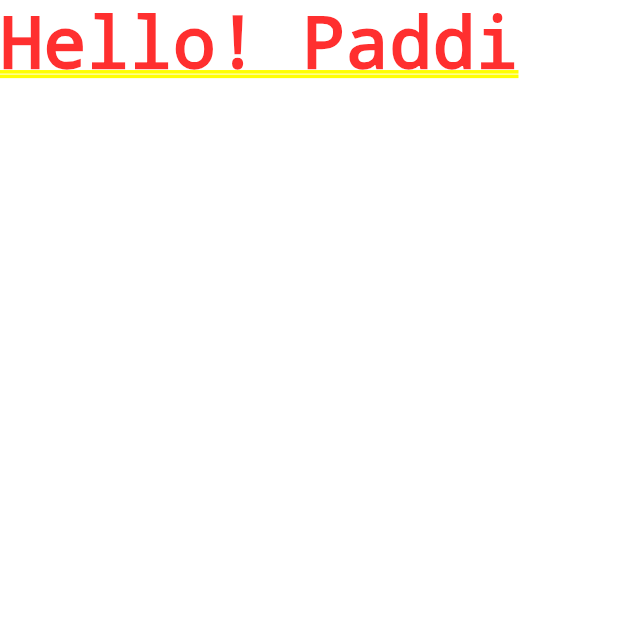
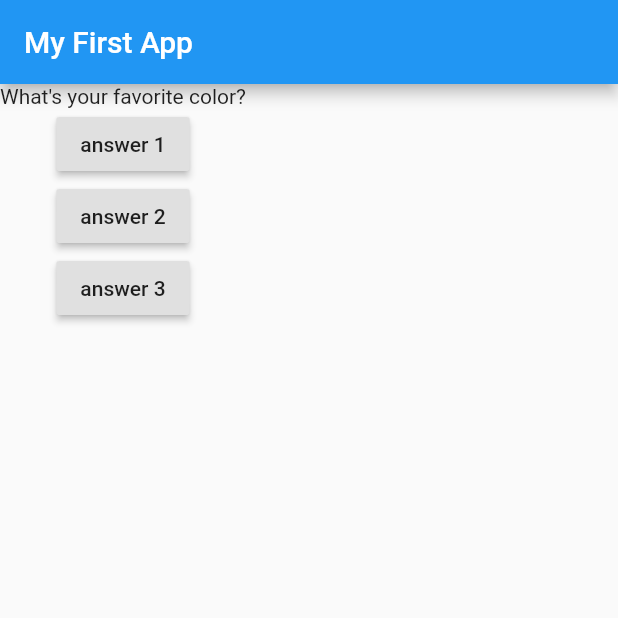
Before and after one commit to deepanshdubey/Flutter, a Flutter app: the screen it shows after launch, on a phone screen of 412 x 824 dp, the top half of it. Run offline on Flutter 3.47's test engine with Material 2 defaults, Android fonts, the phone set to English and light mode, and no system bars; missing offline and left inert: dart:html.

Commit message:
questions added

```diff
--- a/lib/main.dart
+++ b/lib/main.dart
@@ -1,5 +1,7 @@
 // Deepansh Dubey.
 // 26/10/2021.
+
+import 'dart:html';
 
 import 'package:flutter/material.dart';
 
@@ -7,10 +9,49 @@ void main() {
   runApp(MyApp());
 }
 
-class MyApp extends StatelessWidget {
+// void main() => runApp(MyApp());
+
+class MyApp extends StatefulWidget {
+  @override
+  State<StatefulWidget> createState() {
+    return MyAppState();
+  }
+}
+
+class MyAppState extends State<MyApp> {
+  var index = 0;
+  void answer() {
+    index = index + 1;
+    print(index);
+    print('Answer 1 Chosen');
+  }
+
+  @override
   Widget build(BuildContext context) {
+    var questions = [
+      'What\'s your favorite color?',
+      'What\'s your favorite animal?'
+    ];
     return MaterialApp(
-      home: Text('Hello! Paddi '),
+      home: Scaffold(
+          appBar: AppBar(
+              title: Text(
+            'My First App',
+          )),
+          body: Column(
+            children: [
+              Text(questions[index]),
+              RaisedButton(child: Text('answer 1'), onPressed: answer),
+              RaisedButton(
+                  child: Text('answer 2'),
+                  onPressed: () => print('Answer 2 chosen')),
+              RaisedButton(
+                  child: Text('answer 3'),
+                  onPressed: () {
+                    print('Answer 3 chosen');
+                  }),
+            ],
+          )),
     );
   }
 }
```
